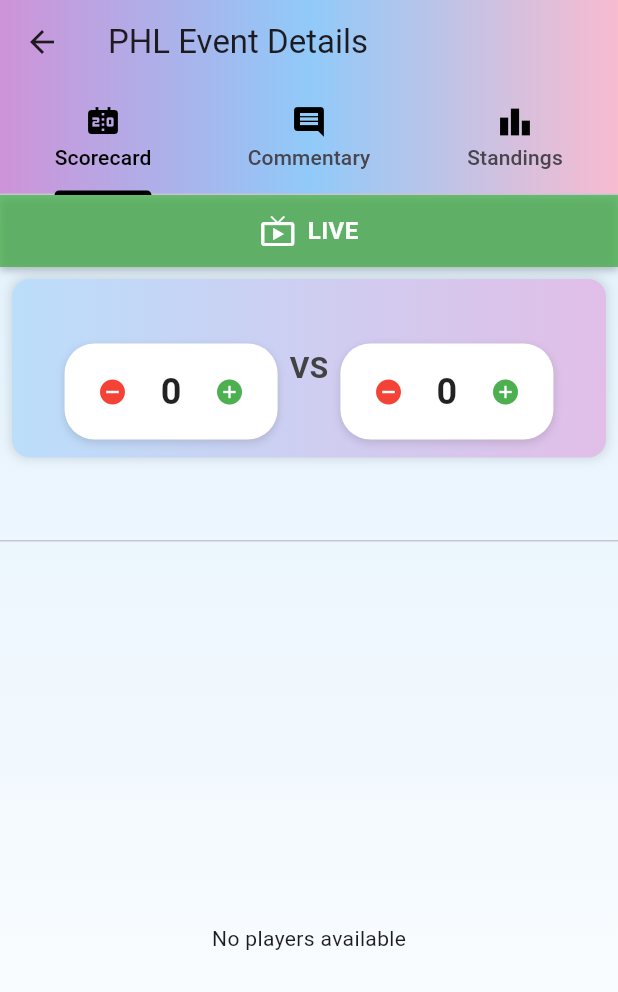
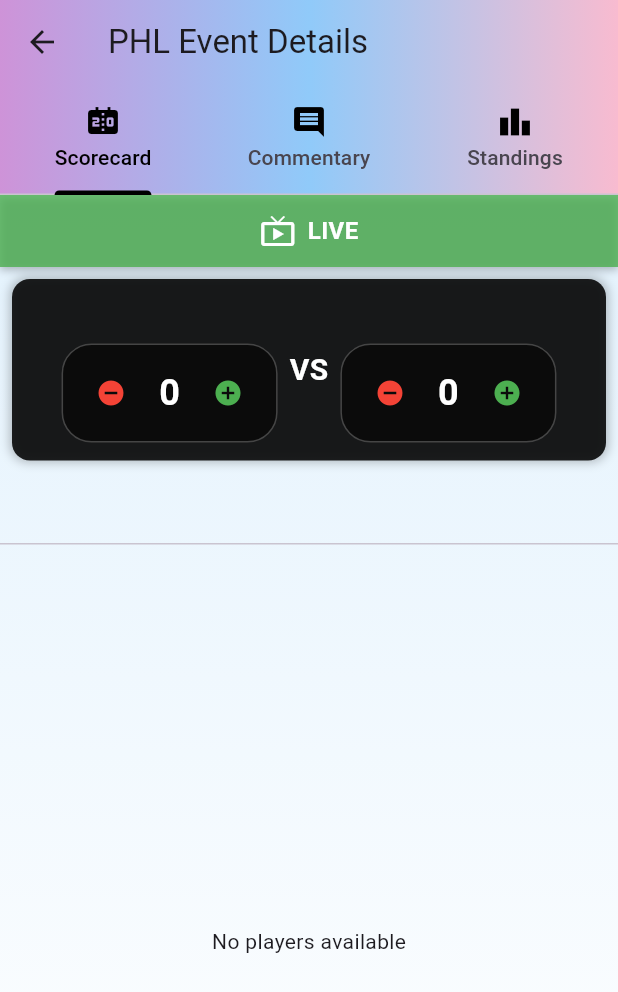
Before and after one commit to chetan123445/DEP25-G22-SportsPortal, a Flutter app: the PHLEventDetailsPage screen opened directly with empty values, on a phone screen of 412 x 824 dp. Shown: the top 992 px of the screen. Run offline on Flutter 3.47's test engine with Material 3 defaults, Android fonts, the light colour scheme and no system bars; our stand-ins replace dropdown_button2, font_awesome_flutter, image_picker, jwt_decoder, shared_preferences, socket_io_client; accounts and stored records are empty; network calls fail.

Commit message:
UI update

```diff
--- a/sp_frontend/lib/PHLEventDetailsPage.dart
+++ b/sp_frontend/lib/PHLEventDetailsPage.dart
@@ -324,30 +324,24 @@ class _PHLEventDetailsPageState extends State<PHLEventDetailsPage>
           margin: EdgeInsets.symmetric(vertical: 4, horizontal: 8),
           child: Container(
             decoration: BoxDecoration(
-              gradient: LinearGradient(
-                colors: [
-                  Colors.purple.shade200,
-                  Colors.blue.shade200,
-                  Colors.pink.shade100,
-                ],
-              ),
+              color: Colors.black87,
               borderRadius: BorderRadius.circular(8),
             ),
             child: ListTile(
               leading: CircleAvatar(
-                backgroundColor: Colors.white,
-                child: Icon(Icons.person, color: Colors.blue),
+                backgroundColor: Colors.black54,
+                child: Icon(Icons.person, color: Colors.white),
               ),
               title: Text(
                 player['name'] ?? 'Unknown',
                 style: TextStyle(
                   fontWeight: FontWeight.bold,
-                  color: Colors.black,
+                  color: Colors.white,
                 ),
               ),
               subtitle: Text(
                 player['email'] ?? '',
-                style: TextStyle(color: Colors.black87),
+                style: TextStyle(color: Colors.white70),
               ),
               onTap: () {
                 Navigator.push(
@@ -411,19 +405,17 @@ class _PHLEventDetailsPageState extends State<PHLEventDetailsPage>
         ),
         // Score Display
         Container(
-          padding: EdgeInsets.all(12), // Reduce padding
+          padding: EdgeInsets.all(12),
           decoration: BoxDecoration(
-            gradient: LinearGradient(
-              colors: [Colors.blue.shade100, Colors.purple.shade100],
-            ),
+            color: Colors.black87, // Changed to black
             borderRadius: BorderRadius.circular(12),
             boxShadow: [
-              BoxShadow(color: Colors.black12, blurRadius: 5, spreadRadius: 1),
+              BoxShadow(color: Colors.black26, blurRadius: 5, spreadRadius: 1),
             ],
           ),
-          margin: EdgeInsets.all(8), // Reduce margin
+          margin: EdgeInsets.all(8),
           child: Row(
-            mainAxisAlignment: MainAxisAlignment.center, // Center the row
+            mainAxisAlignment: MainAxisAlignment.center,
             children: [
               _buildTeamScoreCard(
                 widget.event['team1'],
@@ -432,13 +424,13 @@ class _PHLEventDetailsPageState extends State<PHLEventDetailsPage>
                 () => updateScore('team1', false),
               ),
               Padding(
-                padding: EdgeInsets.symmetric(horizontal: 8), // Reduce padding
+                padding: EdgeInsets.symmetric(horizontal: 8),
                 child: Text(
                   'VS',
                   style: TextStyle(
-                    fontSize: 20, // Reduce font size
+                    fontSize: 20,
                     fontWeight: FontWeight.bold,
-                    color: Colors.grey.shade800,
+                    color: Colors.white, // Changed to white
                   ),
                 ),
               ),
@@ -501,7 +493,7 @@ class _PHLEventDetailsPageState extends State<PHLEventDetailsPage>
               style: TextStyle(
                 fontSize: 16, // Reduce font size
                 fontWeight: FontWeight.bold,
-                color: Colors.black87,
+                color: Colors.white, // Changed to white
               ),
             ),
             SizedBox(height: 8),
@@ -511,15 +503,9 @@ class _PHLEventDetailsPageState extends State<PHLEventDetailsPage>
                 vertical: 8,
               ), // Reduce padding
               decoration: BoxDecoration(
-                color: Colors.white,
+                color: Colors.black54, // Slightly lighter black for contrast
                 borderRadius: BorderRadius.circular(20),
-                boxShadow: [
-                  BoxShadow(
-                    color: Colors.black12,
-                    blurRadius: 4,
-                    offset: Offset(0, 2),
-                  ),
-                ],
+                border: Border.all(color: Colors.white24), // Subtle border
               ),
               child: Row(
                 mainAxisSize: MainAxisSize.min,
@@ -545,7 +531,7 @@ class _PHLEventDetailsPageState extends State<PHLEventDetailsPage>
                       style: TextStyle(
                         fontSize: 24, // Reduce font size
                         fontWeight: FontWeight.bold,
-                        color: Colors.black87,
+                        color: Colors.white, // Changed to white
                       ),
                     ),
                   ),
@@ -572,6 +558,29 @@ class _PHLEventDetailsPageState extends State<PHLEventDetailsPage>
   Widget _buildCommentaryTab() {
     return Column(
       children: [
+        Container(
+          padding: EdgeInsets.symmetric(vertical: 12, horizontal: 16),
+          decoration: BoxDecoration(
+            color: Colors.black87,
+            boxShadow: [
+              BoxShadow(
+                color: Colors.black26,
+                blurRadius: 4,
+                offset: Offset(0, 2),
+              ),
+            ],
+          ),
+          child: Text(
+            'Live Commentary',
+            style: TextStyle(
+              fontSize: 20,
+              fontWeight: FontWeight.bold,
+              color: Colors.white,
+              letterSpacing: 1.2,
+            ),
+            textAlign: TextAlign.center,
+          ),
+        ),
         Expanded(
           child: ListView.builder(
             itemCount: commentary.length,
@@ -619,14 +628,15 @@ class _PHLEventDetailsPageState extends State<PHLEventDetailsPage>
                       child: Container(
                         padding: EdgeInsets.all(12),
                         decoration: BoxDecoration(
-                          gradient: LinearGradient(
-                            colors: [
-                              Colors.purple.shade200,
-                              Colors.blue.shade200,
-                              Colors.pink.shade100,
-                            ],
-                          ),
+                          color: Colors.black87,
                           borderRadius: BorderRadius.circular(12),
+                          boxShadow: [
+                            BoxShadow(
+                              color: Colors.black26,
+                              offset: Offset(0, 2),
+                              blurRadius: 4,
+                            ),
+                          ],
                         ),
                         child: Column(
                           crossAxisAlignment: CrossAxisAlignment.start,
@@ -635,7 +645,7 @@ class _PHLEventDetailsPageState extends State<PHLEventDetailsPage>
                               comment['text'],
                               style: TextStyle(
                                 fontSize: 16,
-                                color: Colors.black87,
+                                color: Colors.white,
                               ),
                             ),
                             SizedBox(height: 4),
@@ -646,12 +656,16 @@ class _PHLEventDetailsPageState extends State<PHLEventDetailsPage>
                                   '$formattedDate at $formattedTime',
                                   style: TextStyle(
                                     fontSize: 12,
-                                    color: Colors.black54,
+                                    color: Colors.white70,
                                   ),
                                 ),
                                 if (!widget.isReadOnly)
                                   IconButton(
-                                    icon: Icon(Icons.delete, size: 18),
+                                    icon: Icon(
+                                      Icons.delete,
+                                      size: 18,
+                                      color: Colors.white70,
+                                    ),
                                     onPressed:
                                         () => deleteCommentary(comment['id']),
                                     padding: EdgeInsets.zero,
```
Also changed, not shown: sp_frontend/lib/BasketBrawlEventDetailsPage.dart (+55 -41 lines), sp_frontend/lib/IRCCEventDetailsPage.dart (+163 -203 lines).
